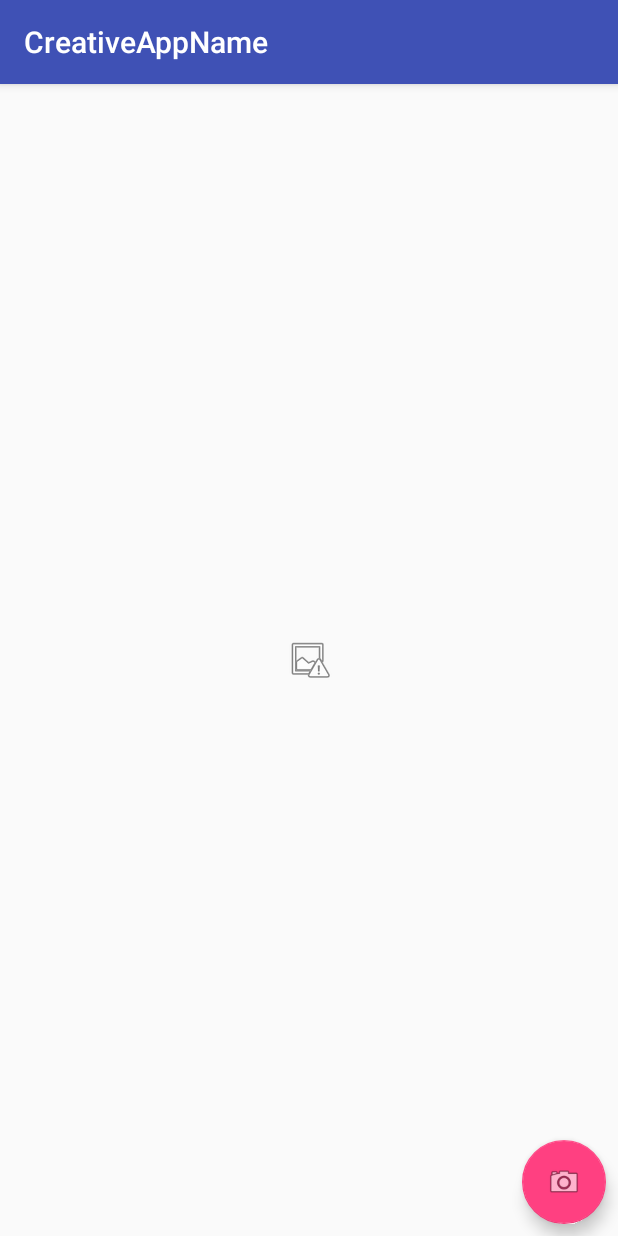
After one commit to iCopyPasta/wolfpack, an Android app: the CameraExample screen opened directly, with no data from a screen before it, on a phone screen of 412 x 824 dp. The commit adds this screen. Run offline under Robolectric (Android 15) with nearby library versions, the light colour scheme and no system bars.

Commit message:
add basic camera functionality for demo to peers to see

```diff
--- /dev/null
+++ b/app/src/main/res/layout/activity_camera_example.xml
@@ -0,0 +1,38 @@
+<?xml version="1.0" encoding="utf-8"?>
+<android.support.constraint.ConstraintLayout
+    xmlns:android="http://schemas.android.com/apk/res/android"
+    xmlns:app="http://schemas.android.com/apk/res-auto"
+    xmlns:tools="http://schemas.android.com/tools"
+    android:layout_width="match_parent"
+    android:layout_height="match_parent"
+    tools:context="com.wolfpack.cmpsc488.a475layouts.CameraExample">
+
+    <android.support.design.widget.FloatingActionButton
+        android:id="@+id/fab"
+        android:layout_width="wrap_content"
+        android:layout_height="wrap_content"
+        android:layout_marginBottom="8dp"
+        android:layout_marginEnd="8dp"
+        android:clickable="true"
+        android:onClick="getCameraAction"
+        app:layout_constraintBottom_toBottomOf="parent"
+        app:layout_constraintEnd_toEndOf="parent"
+        app:srcCompat="@android:drawable/ic_menu_camera" android:focusable="true"
+        android:layout_marginRight="8dp" />
+
+    <ImageView
+        android:id="@+id/imageView"
+        android:layout_width="wrap_content"
+        android:layout_height="wrap_content"
+        android:layout_marginBottom="8dp"
+        android:layout_marginEnd="8dp"
+        android:layout_marginStart="8dp"
+        android:layout_marginTop="8dp"
+        android:onClick="getCameraAction"
+        android:contentDescription="testing"
+        app:layout_constraintBottom_toBottomOf="parent"
+        app:layout_constraintEnd_toEndOf="parent"
+        app:layout_constraintStart_toStartOf="parent"
+        app:layout_constraintTop_toTopOf="parent"
+        app:srcCompat="@android:drawable/ic_menu_report_image" />
+</android.support.constraint.ConstraintLayout>
--- a/app/src/main/res/layout/activity_login.xml
+++ b/app/src/main/res/layout/activity_login.xml
@@ -83,4 +83,5 @@
 
         </LinearLayout>
     </ScrollView>
+
 </LinearLayout>
```
Also changed, not shown: app/src/main/AndroidManifest.xml (+14 -1 lines), app/src/main/java/com/wolfpack/cmpsc488/a475layouts/CameraExample.java (added, +220 -0 lines), app/src/main/java/com/wolfpack/cmpsc488/a475layouts/LoginActivity.java (+12 -0 lines), app/src/main/java/com/wolfpack/cmpsc488/a475layouts/MainActivity.java (+9 -0 lines), app/src/main/res/layout/activity_main.xml (+15 -3 lines), app/src/main/res/xml/file_paths.xml (added, +7 -0 lines).
